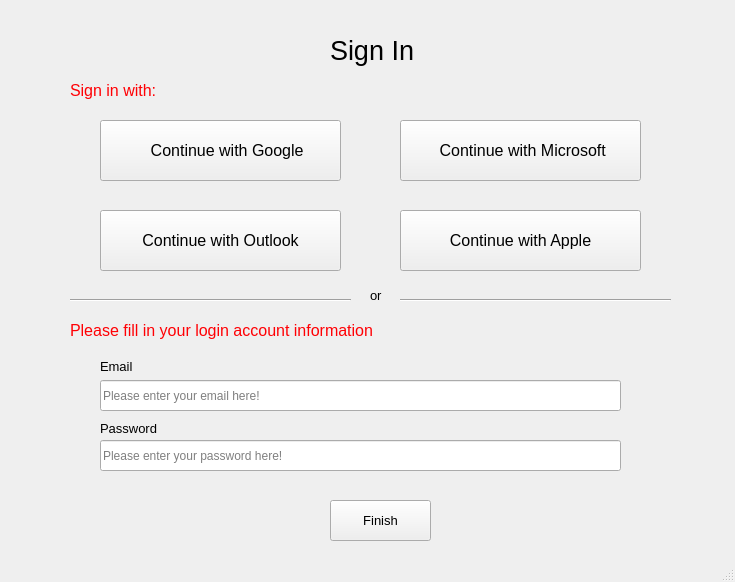
GreenSystemDuy08/TL-C4K-PTI01, file PTI/SPCK/GUI/dangnhap2.ui: the form before one commit.
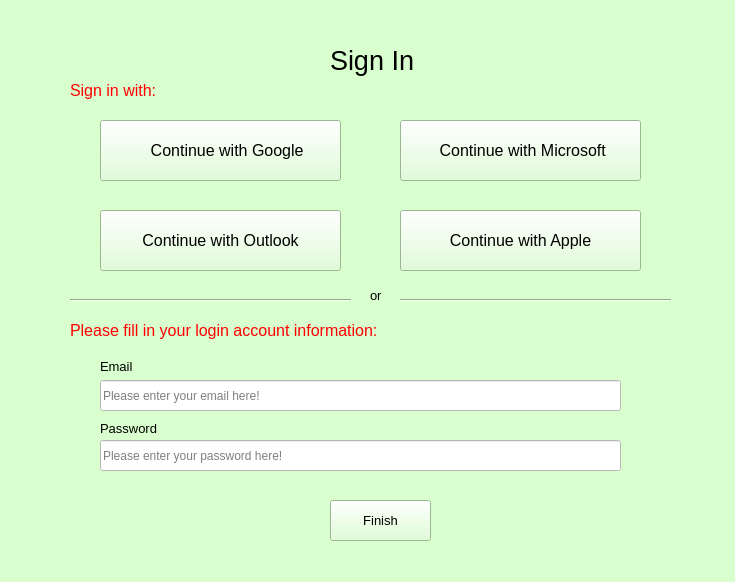
The form after the commit. Icons and pictures are not drawn.

Diff of the .ui file:
```diff
--- a/PTI/SPCK/GUI/dangnhap2.ui
+++ b/PTI/SPCK/GUI/dangnhap2.ui
@@ -13,6 +13,9 @@
   <property name="windowTitle">
    <string>MainWindow</string>
   </property>
+  <property name="styleSheet">
+   <string notr="true">background-color: rgb(216, 255, 205);</string>
+  </property>
   <widget class="QWidget" name="centralwidget">
    <widget class="QPushButton" name="bt_google">
     <property name="geometry">
@@ -130,7 +133,7 @@
     <property name="geometry">
      <rect>
       <x>330</x>
-      <y>30</y>
+      <y>40</y>
       <width>91</width>
       <height>41</height>
      </rect>
@@ -209,7 +212,7 @@
      <string notr="true">color: rgb(255, 0, 4);</string>
     </property>
     <property name="text">
-     <string>Please fill in your login account information</string>
+     <string>Please fill in your login account information:</string>
     </property>
    </widget>
    <widget class="QLabel" name="label_4">
@@ -239,6 +242,9 @@
       <height>31</height>
      </rect>
     </property>
+    <property name="styleSheet">
+     <string notr="true">background-color: rgb(255, 255, 255);</string>
+    </property>
     <property name="placeholderText">
      <string>Please enter your email here!</string>
     </property>
@@ -252,6 +258,9 @@
       <height>31</height>
      </rect>
     </property>
+    <property name="styleSheet">
+     <string notr="true">background-color: rgb(255, 255, 255);</string>
+    </property>
     <property name="echoMode">
      <enum>QLineEdit::Password</enum>
     </property>
```
